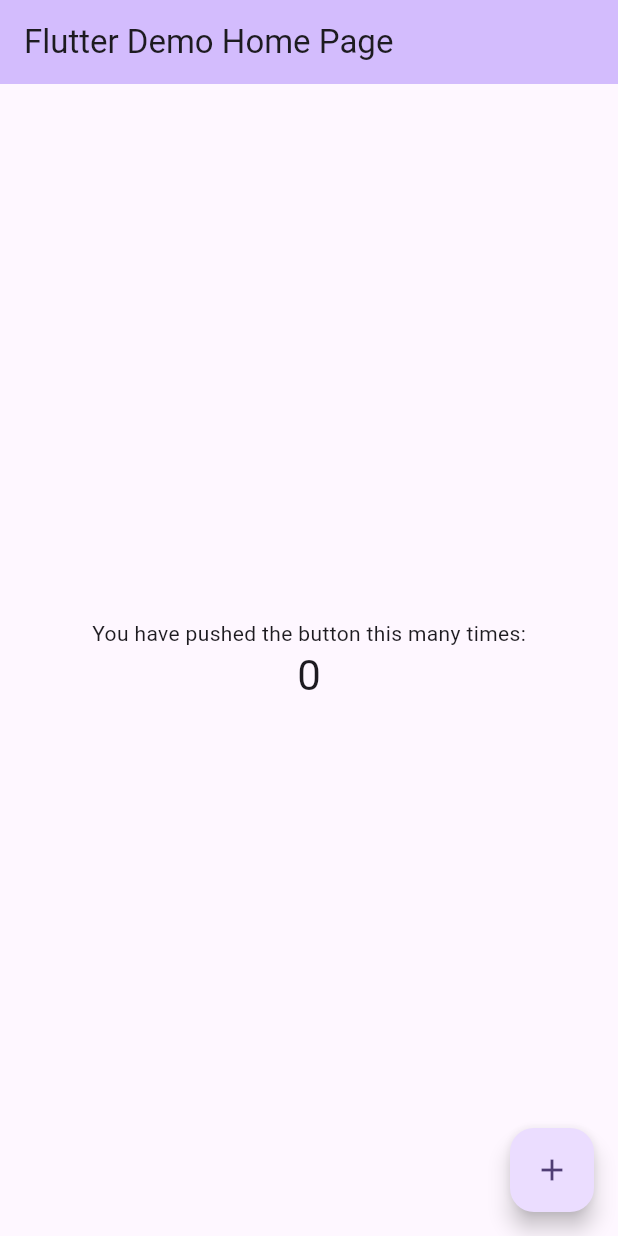
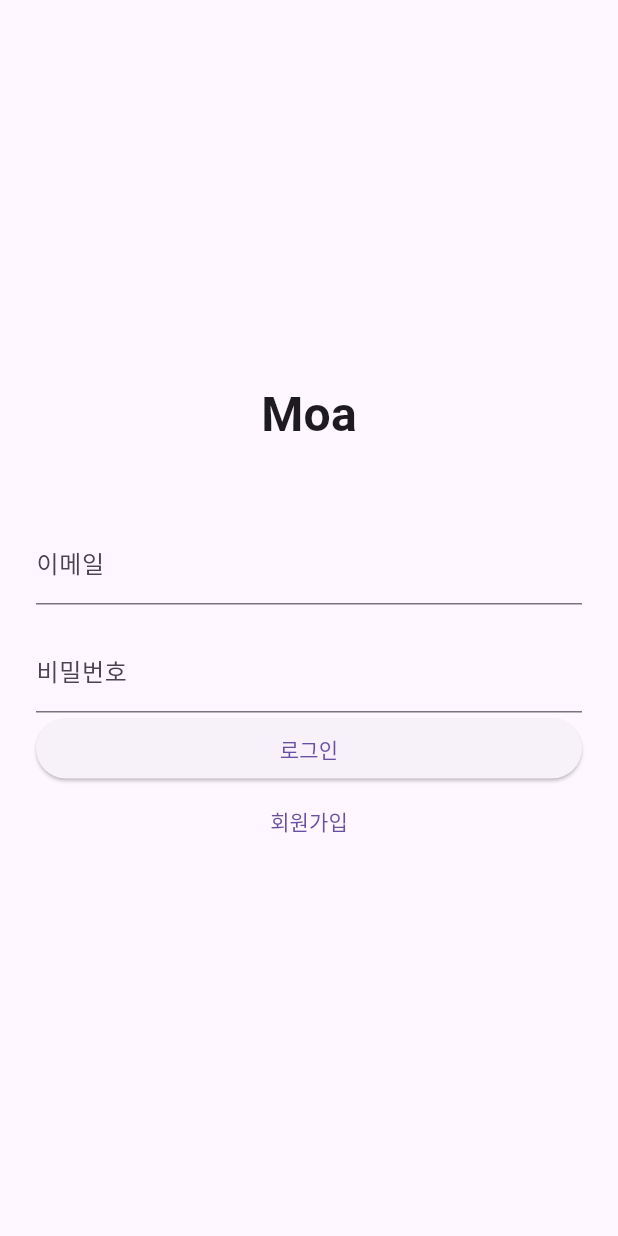
Before and after one commit to chae04/moa, a Flutter app: the screen it shows after launch, on a phone screen of 412 x 824 dp. Run offline on Flutter 3.47's test engine with Material 3 defaults, Android fonts, the phone set to English and light mode, and no system bars; our stand-ins replace firebase_core; accounts and stored records are empty.

Commit message:
login_screen.dart

```diff
--- a/analysis_options.yaml
+++ b/analysis_options.yaml
@@ -21,6 +21,10 @@ linter:
   # `// ignore_for_file: name_of_lint` syntax on the line or in the file
   # producing the lint.
   rules:
+    prefer_typing_uninitialized_variables : false
+    prefer_const_constructors_in_immutables : false
+    prefer_const_constructors : false
+    avoid_print : false
     # avoid_print: false  # Uncomment to disable the `avoid_print` rule
     # prefer_single_quotes: true  # Uncomment to enable the `prefer_single_quotes` rule
 
--- a/lib/main.dart
+++ b/lib/main.dart
@@ -1,122 +1,19 @@
 import 'package:flutter/material.dart';
+import 'package:firebase_core/firebase_core.dart';
+import 'firebase_options.dart';
+import 'screens/auth/login_screen.dart';
 
-void main() {
+void main() async {
+  WidgetsFlutterBinding.ensureInitialized();
+  await Firebase.initializeApp(options: DefaultFirebaseOptions.currentPlatform);
   runApp(const MyApp());
 }
 
 class MyApp extends StatelessWidget {
   const MyApp({super.key});
 
-  // This widget is the root of your application.
   @override
   Widget build(BuildContext context) {
-    return MaterialApp(
-      title: 'Flutter Demo',
-      theme: ThemeData(
-        // This is the theme of your application.
-        //
-        // TRY THIS: Try running your application with "flutter run". You'll see
-        // the application has a purple toolbar. Then, without quitting the app,
-        // try changing the seedColor in the colorScheme below to Colors.green
-        // and then invoke "hot reload" (save your changes or press the "hot
-        // reload" button in a Flutter-supported IDE, or press "r" if you used
-        // the command line to start the app).
-        //
-        // Notice that the counter didn't reset back to zero; the application
-        // state is not lost during the reload. To reset the state, use hot
-        // restart instead.
-        //
-        // This works for code too, not just values: Most code changes can be
-        // tested with just a hot reload.
-        colorScheme: ColorScheme.fromSeed(seedColor: Colors.deepPurple),
-      ),
-      home: const MyHomePage(title: 'Flutter Demo Home Page'),
-    );
+    return MaterialApp(home: LoginScreen());
   }
 }
-
-class MyHomePage extends StatefulWidget {
-  const MyHomePage({super.key, required this.title});
-
-  // This widget is the home page of your application. It is stateful, meaning
-  // that it has a State object (defined below) that contains fields that affect
-  // how it looks.
-
-  // This class is the configuration for the state. It holds the values (in this
-  // case the title) provided by the parent (in this case the App widget) and
-  // used by the build method of the State. Fields in a Widget subclass are
-  // always marked "final".
-
-  final String title;
-
-  @override
-  State<MyHomePage> createState() => _MyHomePageState();
-}
-
-class _MyHomePageState extends State<MyHomePage> {
-  int _counter = 0;
-
-  void _incrementCounter() {
-    setState(() {
-      // This call to setState tells the Flutter framework that something has
-      // changed in this State, which causes it to rerun the build method below
-      // so that the display can reflect the updated values. If we changed
-      // _counter without calling setState(), then the build method would not be
-      // called again, and so nothing would appear to happen.
-      _counter++;
-    });
-  }
-
-  @override
-  Widget build(BuildContext context) {
-    // This method is rerun every time setState is called, for instance as done
-    // by the _incrementCounter method above.
-    //
-    // The Flutter framework has been optimized to make rerunning build methods
-    // fast, so that you can just rebuild anything that needs updating rather
-    // than having to individually change instances of widgets.
-    return Scaffold(
-      appBar: AppBar(
-        // TRY THIS: Try changing the color here to a specific color (to
-        // Colors.amber, perhaps?) and trigger a hot reload to see the AppBar
-        // change color while the other colors stay the same.
-        backgroundColor: Theme.of(context).colorScheme.inversePrimary,
-        // Here we take the value from the MyHomePage object that was created by
-        // the App.build method, and use it to set our appbar title.
-        title: Text(widget.title),
-      ),
-      body: Center(
-        // Center is a layout widget. It takes a single child and positions it
-        // in the middle of the parent.
-        child: Column(
-          // Column is also a layout widget. It takes a list of children and
-          // arranges them vertically. By default, it sizes itself to fit its
-          // children horizontally, and tries to be as tall as its parent.
-          //
-          // Column has various properties to control how it sizes itself and
-          // how it positions its children. Here we use mainAxisAlignment to
-          // center the children vertically; the main axis here is the vertical
-          // axis because Columns are vertical (the cross axis would be
-          // horizontal).
-          //
-          // TRY THIS: Invoke "debug painting" (choose the "Toggle Debug Paint"
-          // action in the IDE, or press "p" in the console), to see the
-          // wireframe for each widget.
-          mainAxisAlignment: MainAxisAlignment.center,
-          children: <Widget>[
-            const Text('You have pushed the button this many times:'),
-            Text(
-              '$_counter',
-              style: Theme.of(context).textTheme.headlineMedium,
-            ),
-          ],
-        ),
-      ),
-      floatingActionButton: FloatingActionButton(
-        onPressed: _incrementCounter,
-        tooltip: 'Increment',
-        child: const Icon(Icons.add),
-      ), // This trailing comma makes auto-formatting nicer for build methods.
-    );
-  }
-}
--- /dev/null
+++ b/lib/screens/auth/login_screen.dart
@@ -0,0 +1,78 @@
+import 'package:flutter/material.dart';
+// StatefulWidget: 상태(데이터)가 변하는 화면에서 사용
+// 로그인 화면은 텍스트 입력값이 변하니까 StatefulWidget 사용
+
+class LoginScreen extends StatefulWidget {
+  const LoginScreen({super.key});
+
+  @override
+  State<LoginScreen> createState() => _LoginScreenState();
+}
+
+class _LoginScreenState extends State<LoginScreen> {
+  // TextEditingController: TextFeild의 입력값을 가져오는 컨트롤러
+  final emailController = TextEditingController();
+  final passwordController = TextEditingController();
+
+  @override
+  Widget build(BuildContext context) {
+    // Scaffold: 앱 화면의 기본 뼈대
+    return Scaffold(
+      body: Padding(
+        // padding: 내부 여백 설정
+        padding: const EdgeInsets.all(24.0),
+        child: Column(
+          // Column: 위젯을 세로로 배치
+          // mainAxisAlignment: 세로 방향 정렬 (center = 가운데)
+          mainAxisAlignment: MainAxisAlignment.center,
+          children: [
+            // 앱 타이틀
+            Text(
+              'Moa',
+              style: TextStyle(fontSize: 32, fontWeight: FontWeight.bold),
+            ),
+
+            // sizedBox: 빈 공간 (height = 세로 간격)
+            SizedBox(height: 48),
+
+            // 이메일 입력 필드
+            TextField(
+              controller: emailController, // 입력값 연결
+              decoration: InputDecoration(labelText: '이메일'),
+              keyboardType: TextInputType.emailAddress, // 이메일 키보드
+            ),
+
+            SizedBox(height: 16),
+
+            // 비밀번호 입력 필드
+            TextField(
+              controller: passwordController, // 입력값 연결
+              decoration: InputDecoration(labelText: '비밀번호'),
+              obscureText: true, // 비밀번호 가리기 (***)
+            ),
+
+            // 로그인 버튼
+            // SizedBox width: double.infinity = 가로 꽉 채우기
+            SizedBox(
+              width: double.infinity,
+              child: ElevatedButton(
+                onPressed: () {
+                  // ‼️TODO: 로그인 로직 연결 예정
+                },
+                child: Text('로그인'),
+              ),
+            ),
+
+            // 회원가입 이동 버튼
+            TextButton(
+              onPressed: () {
+                // ‼️TODO: 회원가입 화면으로 이동 예정
+              },
+              child: Text('회원가입'),
+            ),
+          ],
+        ),
+      ),
+    );
+  }
+}
--- a/pubspec.yaml
+++ b/pubspec.yaml
@@ -30,6 +30,9 @@ environment:
 dependencies:
   flutter:
     sdk: flutter
+  firebase_core: ^3.13.1
+  firebase_auth: ^5.5.2
+  cloud_firestore: ^5.6.6
 
   # The following adds the Cupertino Icons font to your application.
   # Use with the CupertinoIcons class for iOS style icons.
```
Also changed, not shown: firebase.json (added), lib/firebase_options.dart (added), lib/models/user_model.dart (added), lib/screens/auth/signup_screen.dart (added), lib/screens/home/home_screen.dart (added), lib/services/auth_service.dart (added), pubspec.lock, 17 other files.
